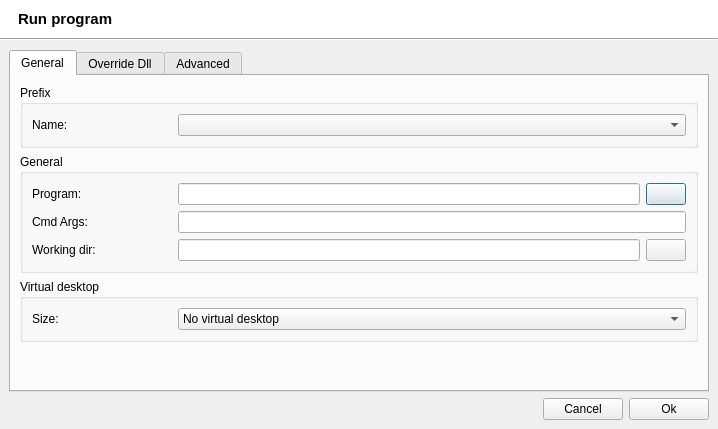
Qt form src/uis/Run.ui (brezerk/q4wine) before a commit.
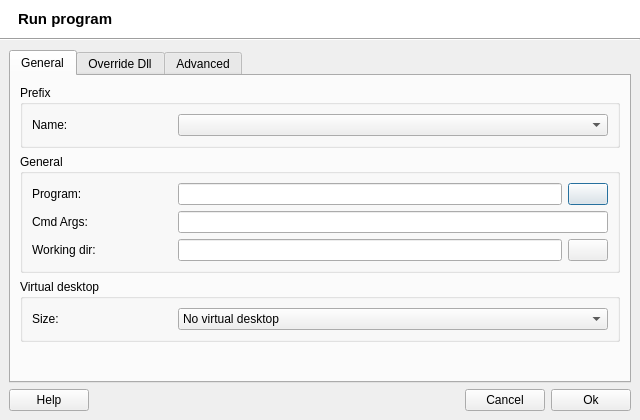
The same form after that commit. Icons and pictures are not drawn.

The edit to the form file:
```diff
--- a/src/uis/Run.ui
+++ b/src/uis/Run.ui
@@ -9,8 +9,8 @@
    <rect>
     <x>0</x>
     <y>0</y>
-    <width>718</width>
-    <height>429</height>
+    <width>640</width>
+    <height>420</height>
    </rect>
   </property>
   <property name="minimumSize">
@@ -773,6 +773,13 @@
       </item>
       <item>
        <layout class="QHBoxLayout">
+        <item>
+         <widget class="QPushButton" name="cmdHelp">
+          <property name="text">
+           <string>Help</string>
+          </property>
+         </widget>
+        </item>
         <item>
          <spacer>
           <property name="orientation">
```
